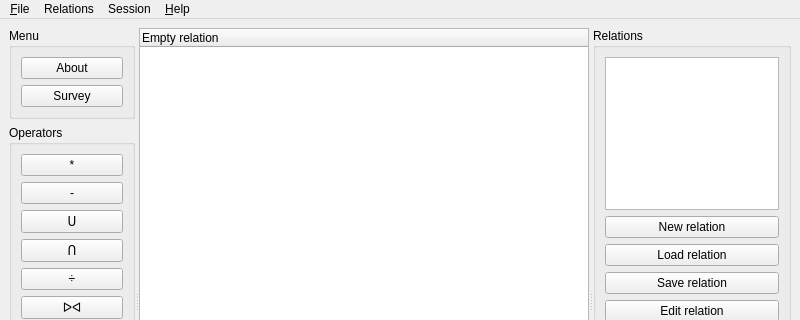
Old version of the form relational_gui/maingui.ui in the repository ltworf/relational; both pictures show x 0 to 800 and y 0 to 320 of the 800 by 612 pixel window.
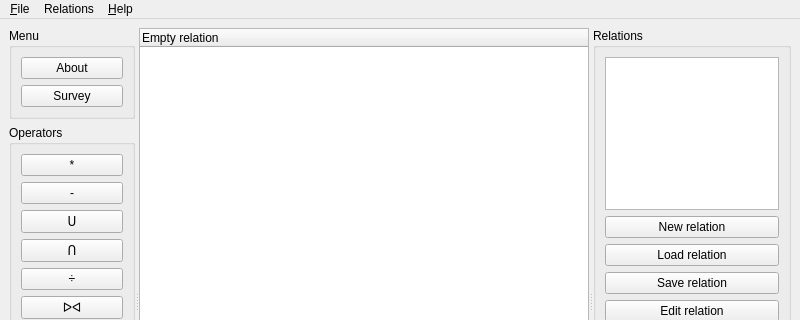
New version of the form.

Commit message: Forget about sessions for now

Diff of the .ui file:
```diff
--- a/relational_gui/maingui.ui
+++ b/relational_gui/maingui.ui
@@ -455,7 +455,7 @@
      <x>0</x>
      <y>0</y>
      <width>800</width>
-     <height>20</height>
+     <height>19</height>
     </rect>
    </property>
    <widget class="QMenu" name="menuFile">
@@ -473,14 +473,6 @@
     <addaction name="actionAbout"/>
     <addaction name="actionCheck_for_new_versions"/>
    </widget>
-   <widget class="QMenu" name="menuSession">
-    <property name="title">
-     <string>Session</string>
-    </property>
-    <addaction name="actionNew_session"/>
-    <addaction name="actionSave_session_as"/>
-    <addaction name="actionManage_sessions"/>
-   </widget>
    <widget class="QMenu" name="menuRelations">
     <property name="title">
      <string>Relations</string>
@@ -493,7 +485,6 @@
    </widget>
    <addaction name="menuFile"/>
    <addaction name="menuRelations"/>
-   <addaction name="menuSession"/>
    <addaction name="menuAbout"/>
   </widget>
   <action name="actionAbout">
```
Left out of the diff: 48 changed lines with no effect on the pictures. The commit also changes 6 other files.
